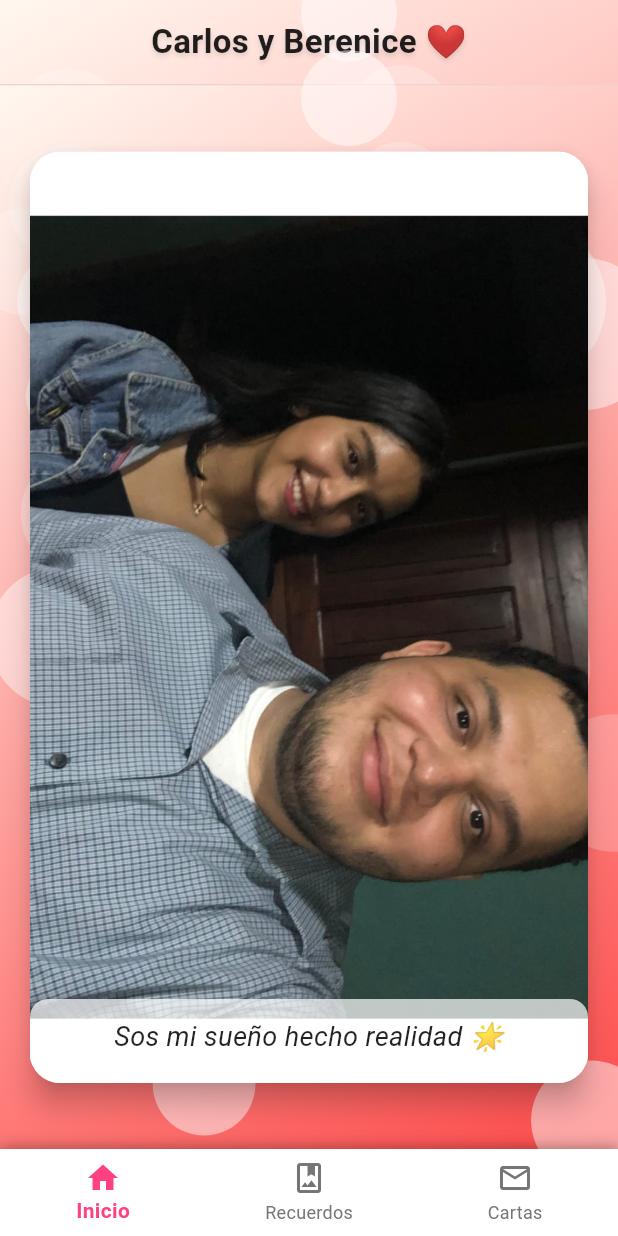
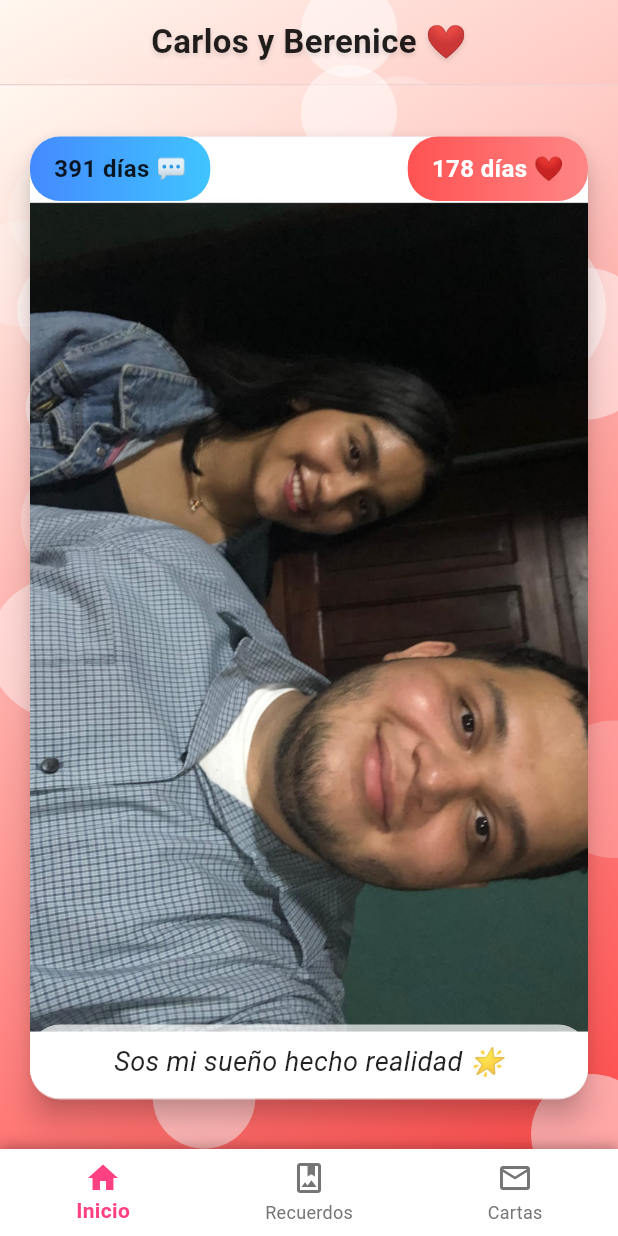
Before and after one commit to Carlos85349/app_pareja, a Flutter app: the screen it shows after launch, swiped to page 2, on a phone screen of 412 x 824 dp. Run offline on Flutter 3.47's test engine with Material 3 defaults, Android fonts, the phone set to English and light mode, and no system bars.

Commit message:
nuevo diseño de iniciopage y nuevas funciones en pagina principl

```diff
--- a/lib/pages/detalle_recuerdo_page.dart
+++ b/lib/pages/detalle_recuerdo_page.dart
@@ -147,6 +147,7 @@ class _DetalleRecuerdoPageState extends State<DetalleRecuerdoPage> {
                                     fontSize: 16,
                                     color: Colors.black87,
                                     height: 1.5,
+                                    fontWeight: FontWeight.w500,
                                   ),
                                   textAlign: TextAlign.justify,
                                 ),
--- a/lib/pages/inicio_page.dart
+++ b/lib/pages/inicio_page.dart
@@ -61,7 +61,11 @@ class _InicioPageState extends State<InicioPage> with AutomaticKeepAliveClientMi
     "Sos mi todo, mi amor 💞",
   ];
 
-  static int _lastPage = 0; // 🔹 recordar última foto vista
+  // Fechas para los contadores
+  final DateTime inicioHablar = DateTime(2024, 8, 29);
+  final DateTime inicioNovios = DateTime(2025, 3, 30);
+
+  static int _lastPage = 0;
   late final PageController _pageController = PageController(initialPage: _lastPage);
 
   int _currentPage = _lastPage;
@@ -70,32 +74,32 @@ class _InicioPageState extends State<InicioPage> with AutomaticKeepAliveClientMi
   late Timer _timerImagenes;
   final Random _random = Random();
 
+  int _diasHablar = 0;
+  int _diasNovios = 0;
+
   @override
   void initState() {
     super.initState();
     _cambiarFrase();
+    _calcularDias();
 
-    // escuchar cambios manuales de página
     _pageController.addListener(() {
       final newPage = _pageController.page?.round() ?? _currentPage;
       if (_currentPage != newPage) {
         _currentPage = newPage;
-        _lastPage = newPage; // actualizar última página vista
+        _lastPage = newPage;
       }
     });
 
-    // cambiar frase cada 5 segundos
     _timerFrases = Timer.periodic(const Duration(seconds: 5), (_) => _cambiarFrase());
 
-    // cambiar imagen cada 3 segundos
     _timerImagenes = Timer.periodic(const Duration(seconds: 3), (_) {
-      // avanzar automáticamente desde la página actual
       if (_currentPage < _imagenes.length - 1) {
         _currentPage++;
       } else {
         _currentPage = 0;
       }
-      _lastPage = _currentPage; // actualizar última página vista
+      _lastPage = _currentPage;
       _pageController.animateToPage(
         _currentPage,
         duration: const Duration(milliseconds: 500),
@@ -110,6 +114,12 @@ class _InicioPageState extends State<InicioPage> with AutomaticKeepAliveClientMi
     });
   }
 
+  void _calcularDias() {
+    final hoy = DateTime.now();
+    _diasHablar = hoy.difference(inicioHablar).inDays;
+    _diasNovios = hoy.difference(inicioNovios).inDays;
+  }
+
   @override
   void dispose() {
     _timerFrases.cancel();
@@ -120,19 +130,21 @@ class _InicioPageState extends State<InicioPage> with AutomaticKeepAliveClientMi
 
   @override
   Widget build(BuildContext context) {
-    super.build(context); // requerido por AutomaticKeepAliveClientMixin
+    super.build(context);
     return FondoDinamico(
       tipo: "inicio",
       child: Stack(
         children: [
+          // Fotos
           PageView.builder(
             key: const PageStorageKey('inicioPageView'),
             controller: _pageController,
             itemCount: _imagenes.length,
+            scrollDirection: Axis.vertical,
             itemBuilder: (context, index) {
               return Center(
                 child: Padding(
-                  padding: const EdgeInsets.symmetric(horizontal: 16, vertical: 40),
+                  padding: const EdgeInsets.symmetric(horizontal: 16, vertical: 30),
                   child: Card(
                     elevation: 8,
                     shape: RoundedRectangleBorder(
@@ -150,15 +162,64 @@ class _InicioPageState extends State<InicioPage> with AutomaticKeepAliveClientMi
               );
             },
           ),
+
+          // Contadores de días en esquinas superiores
           Positioned(
-            bottom: 50,
+            top: 34,
+            left: 20,
+            child: Container(
+              padding: const EdgeInsets.symmetric(vertical: 10, horizontal: 16),
+              decoration: BoxDecoration(
+                gradient: const LinearGradient(
+                  colors: [Colors.blueAccent, Colors.lightBlueAccent],
+                ),
+                borderRadius: BorderRadius.circular(20),
+              ),
+              child: Text(
+                "$_diasHablar días 💬",
+                textAlign: TextAlign.center,
+                style: const TextStyle(
+                  fontSize: 16,
+                  fontWeight: FontWeight.bold,
+                  color: Colors.black87,
+                ),
+              ),
+            ),
+          ),
+
+          Positioned(
+            top: 34,
+            right: 20,
+            child: Container(
+              padding: const EdgeInsets.symmetric(vertical: 10, horizontal: 16),
+              decoration: BoxDecoration(
+                gradient: LinearGradient(
+                  colors: [Colors.redAccent, Colors.redAccent.withOpacity(0.7)],
+                ),
+                borderRadius: BorderRadius.circular(20),
+              ),
+              child: Text(
+                "$_diasNovios días ❤️",
+                textAlign: TextAlign.center,
+                style: const TextStyle(
+                  fontSize: 16,
+                  fontWeight: FontWeight.bold,
+                  color: Colors.white,
+                ),
+              ),
+            ),
+          ),
+
+          // Frases
+          Positioned(
+            bottom: 33,
             left: 20,
             right: 20,
             child: Container(
               padding: const EdgeInsets.all(12),
               decoration: BoxDecoration(
                 color: Colors.white70,
-                borderRadius: BorderRadius.circular(12),
+                borderRadius: BorderRadius.circular(20),
               ),
               child: Text(
                 _fraseActual,
```
Also changed, not shown: assets/recuerdos/naranjos4.jpg.
